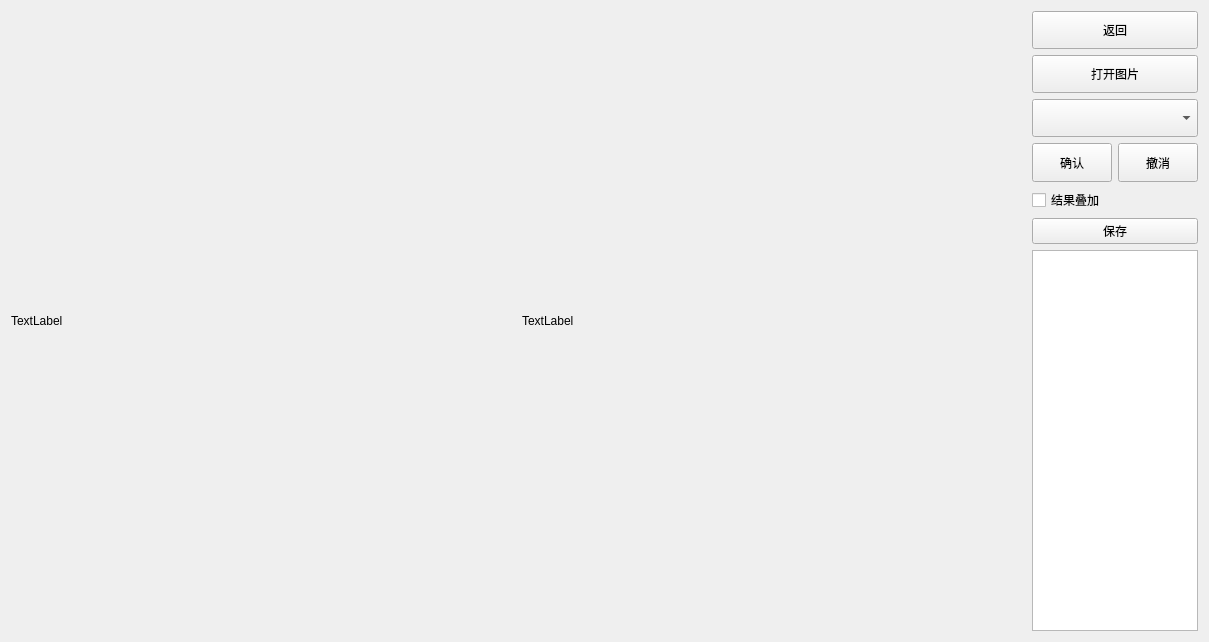
Above: preprocessing/preprocessing.ui from Wangyabin-sss/OpencvUsefulTool before the change. Below: the same form after it.
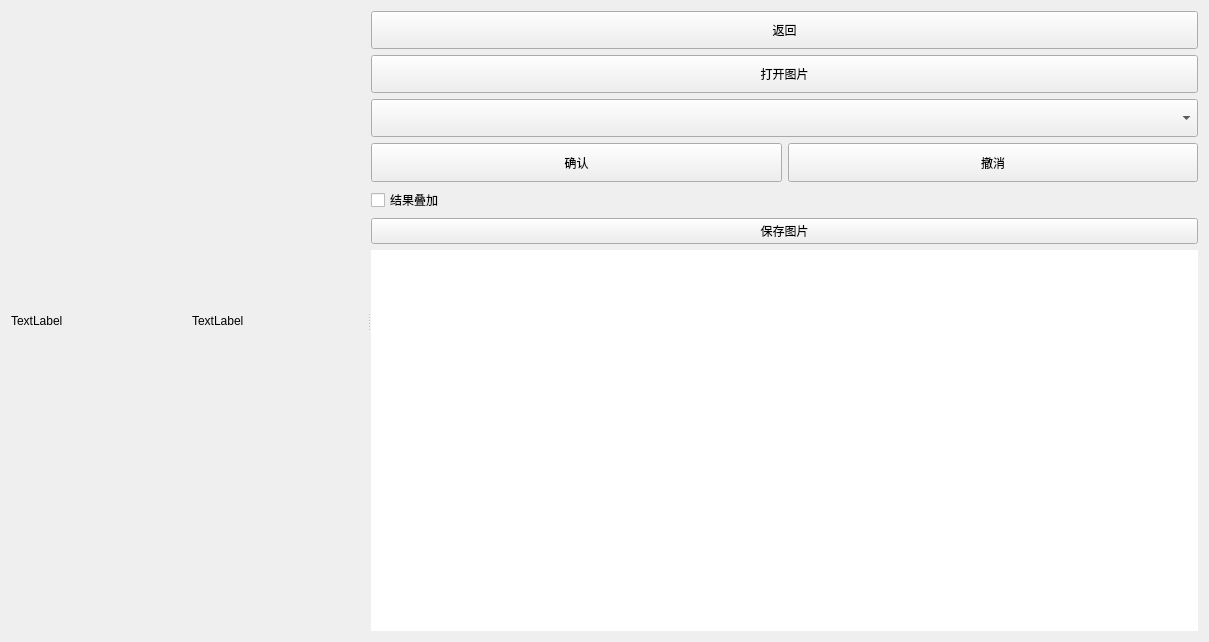
That is the form after the change.

Commit message: 调整布局可拖动

Diff of the .ui file:
```diff
--- a/preprocessing/preprocessing.ui
+++ b/preprocessing/preprocessing.ui
@@ -15,8 +15,11 @@
   </property>
   <layout class="QGridLayout" name="gridLayout">
    <item row="0" column="0">
-    <layout class="QHBoxLayout" name="horizontalLayout_3" stretch="8,1">
-     <item>
+    <widget class="QSplitter" name="splitter">
+     <property name="orientation">
+      <enum>Qt::Horizontal</enum>
+     </property>
+     <widget class="QWidget" name="">
       <layout class="QVBoxLayout" name="verticalLayout_2" stretch="20">
        <item>
         <layout class="QHBoxLayout" name="horizontalLayout_2">
@@ -35,6 +38,12 @@
          </item>
          <item>
           <widget class="QLabel" name="label_2">
+           <property name="frameShape">
+            <enum>QFrame::NoFrame</enum>
+           </property>
+           <property name="frameShadow">
+            <enum>QFrame::Plain</enum>
+           </property>
            <property name="text">
             <string>TextLabel</string>
            </property>
@@ -43,8 +52,8 @@
         </layout>
        </item>
       </layout>
-     </item>
-     <item>
+     </widget>
+     <widget class="QWidget" name="">
       <layout class="QVBoxLayout" name="verticalLayout" stretch="1,1,1,1,1,0,10">
        <item>
         <widget class="QPushButton" name="comeback">
@@ -134,7 +143,7 @@
           </sizepolicy>
          </property>
          <property name="text">
-          <string>保存</string>
+          <string>保存图片</string>
          </property>
         </widget>
        </item>
@@ -146,11 +155,14 @@
            <verstretch>0</verstretch>
           </sizepolicy>
          </property>
+         <property name="frameShape">
+          <enum>QFrame::NoFrame</enum>
+         </property>
         </widget>
        </item>
       </layout>
-     </item>
-    </layout>
+     </widget>
+    </widget>
    </item>
   </layout>
  </widget>
```
The commit also changes 4 other files.
